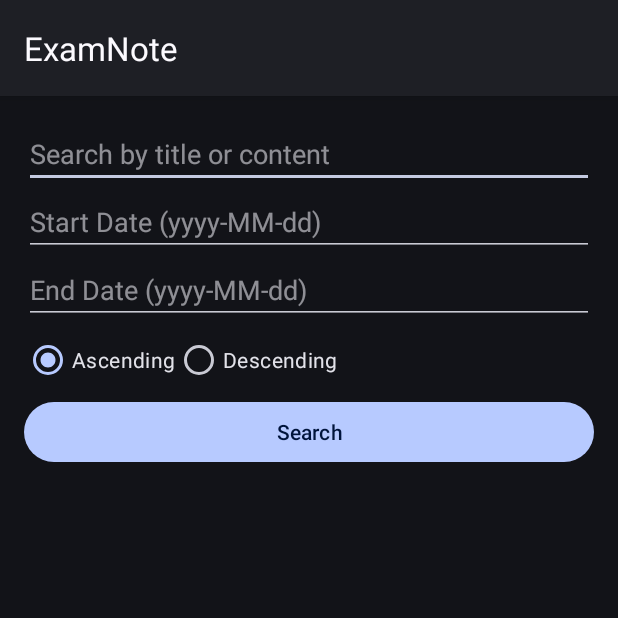
After one commit to Lightning-Lion/ExamNote, an Android app: the SearchActivity screen opened directly, with no data from a screen before it, on a phone screen of 412 x 824 dp, the top half of it. The commit adds this screen. Run offline under Robolectric (Android 15) with nearby library versions, the phone set to English and light mode, and no system bars; our stand-ins replace Room's generated code.

Commit message:
添加了搜索功能

```diff
--- a/app/build.gradle.kts
+++ b/app/build.gradle.kts
@@ -32,6 +32,8 @@ android {
 }
 
 dependencies {
+
+    implementation("androidx.appcompat:appcompat:1.3.1");
     implementation("com.google.android.gms:play-services-location:21.0.1")
     implementation("androidx.preference:preference:1.1.1");
     implementation("com.github.bumptech.glide:glide:4.12.0")
--- a/app/src/main/AndroidManifest.xml
+++ b/app/src/main/AndroidManifest.xml
@@ -17,6 +17,9 @@
         android:supportsRtl="true"
         android:theme="@style/Theme.ExamNote"
         tools:targetApi="31">
+        <activity
+            android:name=".SearchActivity"
+            android:exported="false" />
         <activity
             android:name=".LoginActivity"
             android:exported="true">
--- a/app/src/main/java/com/example/examnote/AppDatabase.java
+++ b/app/src/main/java/com/example/examnote/AppDatabase.java
@@ -5,7 +5,7 @@ import androidx.room.Room;
 import androidx.room.RoomDatabase;
 import android.content.Context;
 
-@Database(entities = {Note.class, Folder.class}, version = 3, exportSchema = false)
+@Database(entities = {Note.class, Folder.class}, version = 4, exportSchema = false)
 public abstract class AppDatabase extends RoomDatabase {
     private static AppDatabase instance;
 
--- a/app/src/main/java/com/example/examnote/NoteDao.java
+++ b/app/src/main/java/com/example/examnote/NoteDao.java
@@ -25,4 +25,14 @@ public interface NoteDao {
 
     @Delete
     void deleteNote(Note note);
+
+    // 搜索方法
+    @Query("SELECT * FROM notes WHERE title LIKE :query OR content LIKE :query ORDER BY createdDate ASC")
+    LiveData<List<Note>> searchNotesAscending(String query);
+
+    @Query("SELECT * FROM notes WHERE title LIKE :query OR content LIKE :query ORDER BY createdDate DESC")
+    LiveData<List<Note>> searchNotesDescending(String query);
+
+    @Query("SELECT * FROM notes WHERE createdDate BETWEEN :startDate AND :endDate")
+    LiveData<List<Note>> getNotesByDateRange(long startDate, long endDate);
 }
--- a/app/src/main/java/com/example/examnote/NoteEditActivity.java
+++ b/app/src/main/java/com/example/examnote/NoteEditActivity.java
@@ -123,12 +123,11 @@ public class NoteEditActivity extends AppCompatActivity {
         note.setTitle(titleEditText.getText().toString());
         note.setContent(contentEditText.getText().toString());
         note.setImageUri(this.imageUri);
+        note.setUpdatedDate(System.currentTimeMillis());
         notesViewModel.updateNote(note);
-
         notesViewModel.getNoteById(noteId).observe(this, note -> {
             if (note != null) {
                 this.note = note;
-                //不setText相关的，避免多余刷新
                 viewLocationButton.setVisibility(note.getLocation() != null ? View.VISIBLE : View.GONE);
                 displayImage(note);
             }
--- a/app/src/main/java/com/example/examnote/NotesActivity.java
+++ b/app/src/main/java/com/example/examnote/NotesActivity.java
@@ -27,7 +27,7 @@ public class NotesActivity extends AppCompatActivity {
 
         Button addNoteButton = findViewById(R.id.addNoteButton);
         addNoteButton.setOnClickListener(v -> {
-            notesViewModel.insertNote("New Note", "Note content", folderId,"");
+            notesViewModel.insertNote("", "", folderId,"");
         });
 
         RecyclerView notesRecyclerView = findViewById(R.id.notesRecyclerView);
--- /dev/null
+++ b/app/src/main/java/com/example/examnote/SearchActivity.java
@@ -0,0 +1,129 @@
+package com.example.examnote;
+
+import androidx.appcompat.app.AppCompatActivity;
+
+import android.os.Bundle;
+import android.os.Bundle;
+import android.text.TextUtils;
+import android.widget.Button;
+import android.widget.EditText;
+import android.widget.RadioButton;
+import android.widget.RadioGroup;
+import android.widget.Toast;
+
+import androidx.appcompat.app.AppCompatActivity;
+import androidx.lifecycle.Observer;
+import androidx.lifecycle.ViewModelProvider;
+import androidx.recyclerview.widget.LinearLayoutManager;
+import androidx.recyclerview.widget.RecyclerView;
+
+import java.text.ParseException;
+import java.text.SimpleDateFormat;
+import java.util.Date;
+import java.util.List;
+import java.util.Locale;
+
+public class SearchActivity extends AppCompatActivity {
+    private NotesViewModel notesViewModel;
+    private NotesAdapter notesAdapter;
+    private EditText searchEditText;
+    private EditText startDateEditText;
+    private EditText endDateEditText;
+    private RadioGroup sortRadioGroup;
+    private Button searchButton;
+
+    @Override
+    protected void onCreate(Bundle savedInstanceState) {
+        super.onCreate(savedInstanceState);
+        setContentView(R.layout.activity_search);
+
+        notesViewModel = new ViewModelProvider(this).get(NotesViewModel.class);
+
+        searchEditText = findViewById(R.id.searchEditText);
+        startDateEditText = findViewById(R.id.startDateEditText);
+        endDateEditText = findViewById(R.id.endDateEditText);
+        sortRadioGroup = findViewById(R.id.sortRadioGroup);
+        searchButton = findViewById(R.id.searchButton);
+
+        RecyclerView notesRecyclerView = findViewById(R.id.notesRecyclerView);
+        notesRecyclerView.setLayoutManager(new LinearLayoutManager(this));
+        notesAdapter = new NotesAdapter(this, notesViewModel);
+        notesRecyclerView.setAdapter(notesAdapter);
+
+        searchButton.setOnClickListener(v -> performSearch());
+    }
+
+    private void performSearch() {
+        String query = searchEditText.getText().toString().trim();
+        String startDateStr = startDateEditText.getText().toString().trim();
+        String endDateStr = endDateEditText.getText().toString().trim();
+        boolean ascending = ((RadioButton) findViewById(sortRadioGroup.getCheckedRadioButtonId())).getText().toString().equals("Ascending");
+
+        long startDate = 0;
+        long endDate = Long.MAX_VALUE;
+        SimpleDateFormat sdf = new SimpleDateFormat("yyyy-MM-dd", Locale.getDefault());
+
+        if (!TextUtils.isEmpty(startDateStr)) {
+            try {
+                Date date = sdf.parse(startDateStr);
+                if (date != null) {
+                    startDate = date.getTime();
+                }
+            } catch (ParseException e) {
+                Toast.makeText(this, "Invalid start date format. Use yyyy-MM-dd", Toast.LENGTH_SHORT).show();
+                return;
+            }
+        }
+
+        if (!TextUtils.isEmpty(endDateStr)) {
+            try {
+                Date date = sdf.parse(endDateStr);
+                if (date != null) {
+                    endDate = date.getTime();
+                }
+            } catch (ParseException e) {
+                Toast.makeText(this, "Invalid end date format. Use yyyy-MM-dd", Toast.LENGTH_SHORT).show();
+                return;
+            }
+        }
+
+        if (!TextUtils.isEmpty(query)) {
+            if (ascending) {
+                long finalStartDate = startDate;
+                long finalEndDate = endDate;
+                notesViewModel.searchNotesAscending("%" + query + "%").observe(this, new Observer<List<Note>>() {
+                    @Override
+                    public void onChanged(List<Note> notes) {
+                        notesAdapter.setNotes(filterNotesByDateRange(notes, finalStartDate, finalEndDate));
+                    }
+                });
+            } else {
+                long finalStartDate1 = startDate;
+                long finalEndDate1 = endDate;
+                notesViewModel.searchNotesDescending("%" + query + "%").observe(this, new Observer<List<Note>>() {
+                    @Override
+                    public void onChanged(List<Note> notes) {
+                        notesAdapter.setNotes(filterNotesByDateRange(notes, finalStartDate1, finalEndDate1));
+                    }
+                });
+            }
+        } else {
+            notesViewModel.getNotesByDateRange(startDate, endDate).observe(this, new Observer<List<Note>>() {
+                @Override
+                public void onChanged(List<Note> notes) {
+                    notesAdapter.setNotes(notes);
+                }
+            });
+        }
+    }
+
+    private List<Note> filterNotesByDateRange(List<Note> notes, long startDate, long endDate) {
+        for (int i = notes.size() - 1; i >= 0; i--) {
+            Note note = notes.get(i);
+            if (note.getCreatedDate() < startDate || note.getCreatedDate() > endDate) {
+                notes.remove(i);
+            }
+        }
+        return notes;
+    }
+}
--- /dev/null
+++ b/app/src/main/res/layout/activity_search.xml
@@ -0,0 +1,57 @@
+<?xml version="1.0" encoding="utf-8"?>
+<LinearLayout xmlns:android="http://schemas.android.com/apk/res/android"
+    android:layout_width="match_parent"
+    android:layout_height="match_parent"
+    android:orientation="vertical"
+    android:padding="16dp">
+
+    <EditText
+        android:id="@+id/searchEditText"
+        android:layout_width="match_parent"
+        android:layout_height="wrap_content"
+        android:hint="Search by title or content" />
+
+    <EditText
+        android:id="@+id/startDateEditText"
+        android:layout_width="match_parent"
+        android:layout_height="wrap_content"
+        android:hint="Start Date (yyyy-MM-dd)" />
+
+    <EditText
+        android:id="@+id/endDateEditText"
+        android:layout_width="match_parent"
+        android:layout_height="wrap_content"
+        android:hint="End Date (yyyy-MM-dd)" />
+
+    <RadioGroup
+        android:id="@+id/sortRadioGroup"
+        android:layout_width="match_parent"
+        android:layout_height="wrap_content"
+        android:orientation="horizontal">
+
+        <RadioButton
+            android:id="@+id/ascendingRadioButton"
+            android:layout_width="wrap_content"
+            android:layout_height="wrap_content"
+            android:text="Ascending"
+            android:checked="true" />
+
+        <RadioButton
+            android:id="@+id/descendingRadioButton"
+            android:layout_width="wrap_content"
+            android:layout_height="wrap_content"
+            android:text="Descending" />
+    </RadioGroup>
+
+    <Button
+        android:id="@+id/searchButton"
+        android:layout_width="match_parent"
+        android:layout_height="wrap_content"
+        android:text="Search" />
+
+    <androidx.recyclerview.widget.RecyclerView
+        android:id="@+id/notesRecyclerView"
+        android:layout_width="match_parent"
+        android:layout_height="wrap_content"
+        android:layout_marginTop="16dp" />
+</LinearLayout>
```
Also changed, not shown: app/src/main/java/com/example/examnote/MainActivity.java (+23 -1 lines), app/src/main/java/com/example/examnote/Note.java (+27 -2 lines), app/src/main/java/com/example/examnote/NotesRepository.java (+13 -0 lines), app/src/main/java/com/example/examnote/NotesViewModel.java (+15 -1 lines), app/src/main/res/menu/main_menu.xml (added, +8 -0 lines).
